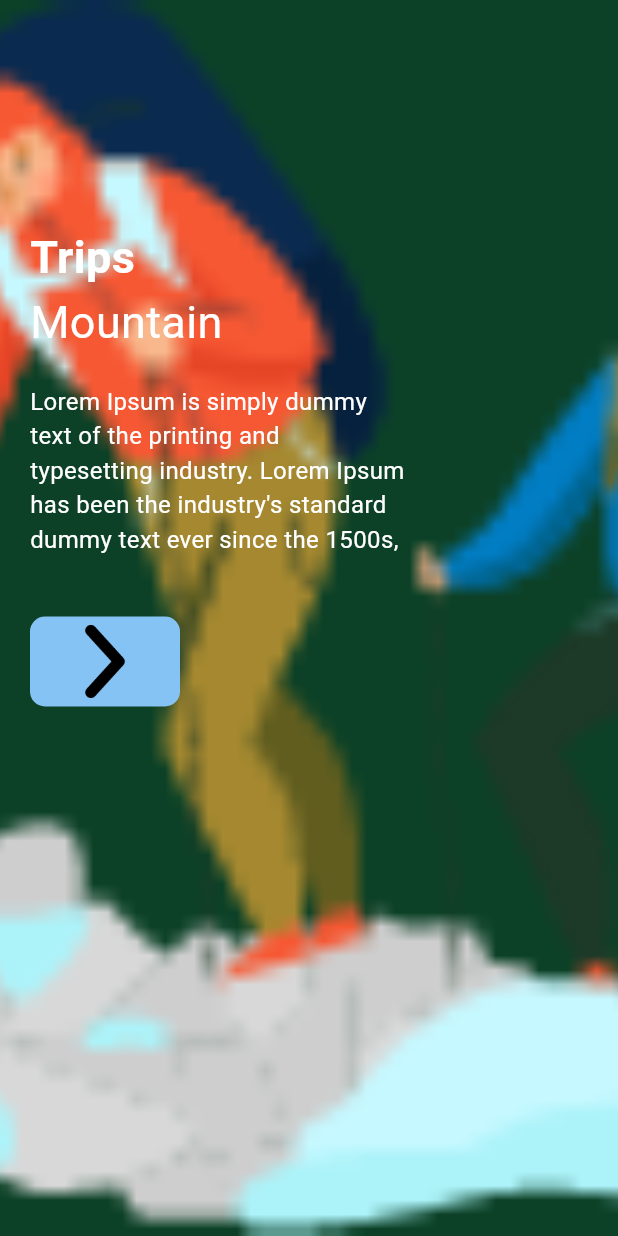
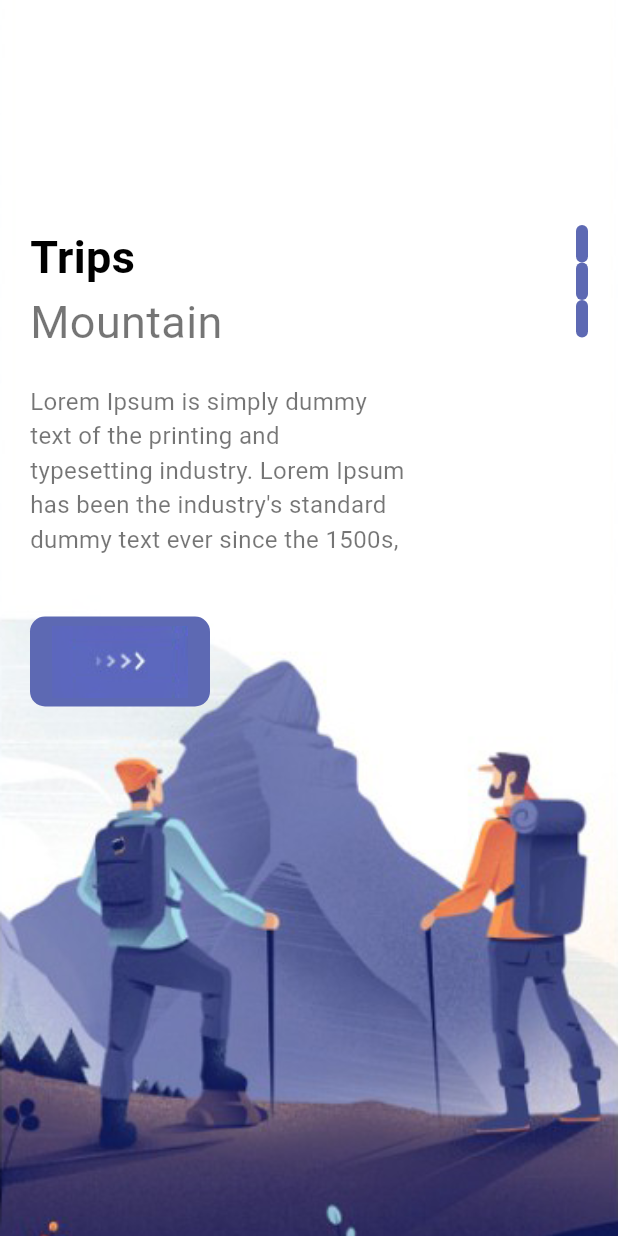
Before and after one commit to zeph1re/TravelApp, a Flutter app: the screen it shows after launch, on a phone screen of 412 x 824 dp. Run offline on Flutter 3.47's test engine with Material 2 defaults, Android fonts, the phone set to English and light mode, and no system bars.

Commit message:
welcome app done

```diff
--- a/lib/misc/colors.dart
+++ b/lib/misc/colors.dart
@@ -1,5 +1,11 @@
 import 'package:flutter/material.dart';
 
 class AppColors {
-  static final Color textColor1 = Color.fromARGB(99, 0, 0, 0);
+  static final Color textColor1 = Color(0xFF989acd);
+  static final Color textColor2 = Color(0xFF878593);
+  static final Color bigTextColor = Color(0xFF2e2e31);
+  static final Color mainColor = Color(0xFF5d69b3);
+  static final Color starColor = Color(0xFFe7bb4e);
+  static final Color mainTextColor = Color(0xFFababad);
+  static final Color buttonBackground = Color(0xFFf1f1f9);
 }
--- a/lib/pages/welcome_page.dart
+++ b/lib/pages/welcome_page.dart
@@ -1,4 +1,5 @@
 import 'package:flutter/material.dart';
+import 'package:travel_app/misc/colors.dart';
 
 import 'package:travel_app/widgets/app_large_text.dart';
 import 'package:travel_app/widgets/app_text.dart';
@@ -12,7 +13,7 @@ class WelcomePage extends StatefulWidget {
 }
 
 class _WelcomePageState extends State<WelcomePage> {
-  List images = ["welcome_one.png", "welcome_two.png", "welcome_three.png"];
+  List images = ["welcome-one.png", "welcome-two.png", "welcome-three.png"];
   List text = ["Trips", "Mountain"];
 
   @override
@@ -33,17 +34,16 @@ class _WelcomePageState extends State<WelcomePage> {
                     margin:
                         const EdgeInsets.only(top: 150, left: 20, right: 20),
                     child: Row(
+                      mainAxisAlignment: MainAxisAlignment.spaceBetween,
                       children: [
                         Column(
                           crossAxisAlignment: CrossAxisAlignment.start,
                           children: [
                             AppLargeText(
                               text: "Trips",
-                              color: Colors.white,
                             ),
                             AppText(
                               text: "Mountain",
-                              color: Colors.white,
                             ),
                             const SizedBox(
                               height: 20,
@@ -54,14 +54,24 @@ class _WelcomePageState extends State<WelcomePage> {
                                 text:
                                     "Lorem Ipsum is simply dummy text of the printing and typesetting industry. Lorem Ipsum has been the industry's standard dummy text ever since the 1500s,",
                                 size: 16,
-                                color: Colors.white,
                               ),
                             ),
                             const SizedBox(
                               height: 40,
                             ),
-                            ResponsiveButton(width: 100)
+                            ResponsiveButton(width: 120)
                           ],
+                        ),
+                        Column(
+                          children: List.generate(
+                              images.length,
+                              (index) => Container(
+                                    width: 8,
+                                    height: 25,
+                                    decoration: BoxDecoration(
+                                        borderRadius: BorderRadius.circular(8),
+                                        color: AppColors.mainColor),
+                                  )),
                         )
                       ],
                     ),
--- a/lib/widgets/responsive_button.dart
+++ b/lib/widgets/responsive_button.dart
@@ -1,6 +1,7 @@
 // ignore_for_file: must_be_immutable
 
 import 'package:flutter/material.dart';
+import 'package:travel_app/misc/colors.dart';
 
 class ResponsiveButton extends StatelessWidget {
   bool isResponsive;
@@ -15,12 +16,11 @@ class ResponsiveButton extends StatelessWidget {
       width: width,
       height: 60,
       decoration: BoxDecoration(
-          borderRadius: BorderRadius.circular(10),
-          color: Color.fromARGB(255, 134, 195, 245)),
+          borderRadius: BorderRadius.circular(10), color: AppColors.mainColor),
       child: Row(
         mainAxisAlignment: MainAxisAlignment.center,
         children: [
-          Image.asset('img/arrow.png'),
+          Image.asset('img/button-one.png'),
         ],
       ),
     );
```
Also changed, not shown: pubspec.yaml (+9 -4 lines), img/arrow.png (deleted), img/balloning.png (added), img/button-one.png (added), img/hiking.png (added), img/kayaking.png (added), img/mountain.jpeg (added), img/snorkling.png (added), img/welcome-one.png (added), img/welcome-three.png (added), img/welcome-two.png (added), img/welcome_one.png (deleted), img/welcome_three.png (deleted), img/welcome_two.png (deleted).
